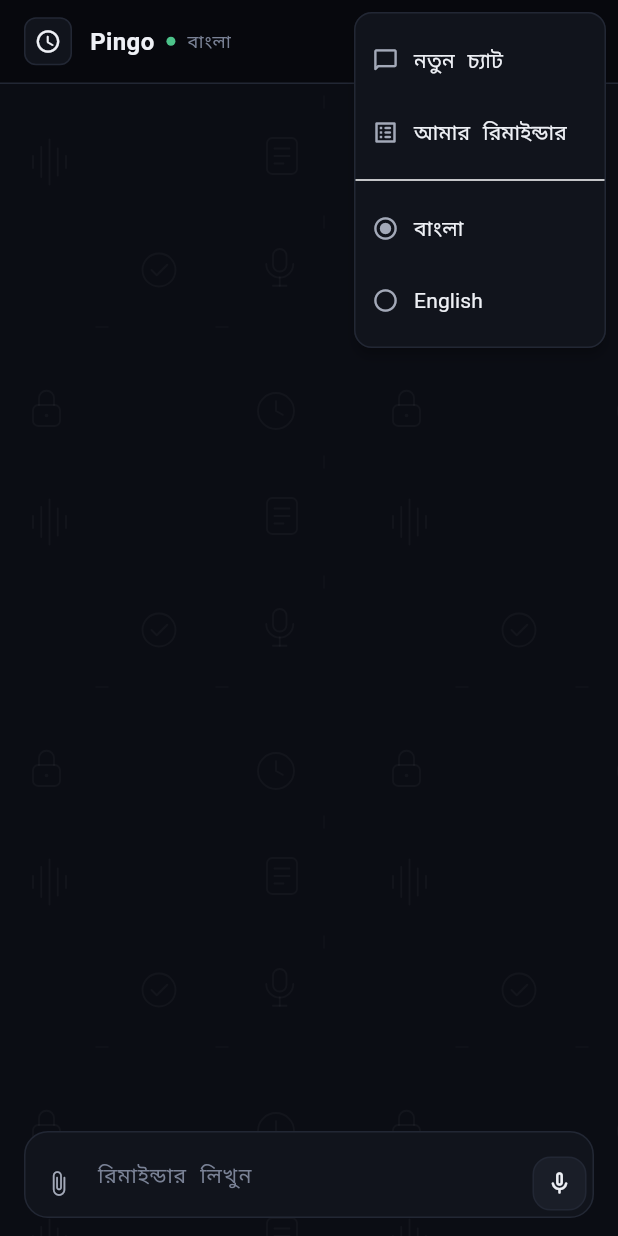
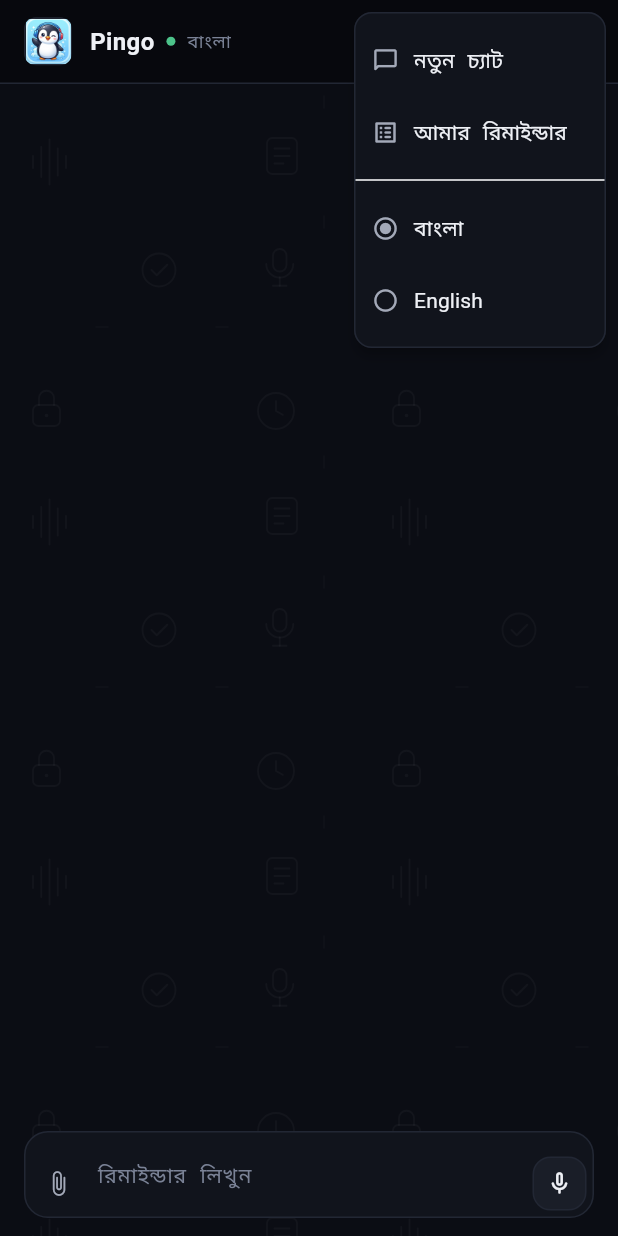
Before and after one commit to eistiakahmed/Pingo, a Flutter app: the screen it shows after launch, after a tap on the "more vert" icon, on a phone screen of 412 x 824 dp. Run offline on Flutter 3.47's test engine with Material 3 defaults, Android fonts, the phone set to English and light mode, and no system bars; our stand-ins replace file_picker, firebase_core, firebase_messaging, flutter_local_notifications, flutter_riverpod, flutter_timezone and 5 more; accounts and stored records are empty; Roboto replaces fonts that are missing (Hind Siliguri).

Commit message:
feat(brand): integrate penguin headphone app icon across Android adaptive mipmaps, top bar avatar, and download portal

```diff
--- a/apps/mobile/lib/features/home/presentation/screens/pingo_home_screen.dart
+++ b/apps/mobile/lib/features/home/presentation/screens/pingo_home_screen.dart
@@ -347,7 +347,7 @@ class _PingoHomeScreenState extends ConsumerState<PingoHomeScreen>
       ),
       child: Row(
         children: [
-          // Flat horological glyph mark in a quiet 32x32 bordered keycap
+          // Pingo headphone-penguin avatar inside a 32x32 bordered frame
           Container(
             width: 32,
             height: 32,
@@ -356,10 +356,11 @@ class _PingoHomeScreenState extends ConsumerState<PingoHomeScreen>
               borderRadius: BorderRadius.circular(8),
               border: Border.all(color: AppColors.inkBorder, width: 1),
             ),
-            child: const Icon(
-              Icons.schedule_rounded,
-              color: AppColors.paperWhite,
-              size: 18,
+            clipBehavior: Clip.antiAlias,
+            child: Image.asset(
+              'assets/images/penguin_avatar.png',
+              fit: BoxFit.cover,
+              filterQuality: FilterQuality.medium,
             ),
           ),
           const SizedBox(width: 12),
```
Also changed, not shown: apps/mobile/assets/images/penguin_avatar.png, 24 other files.
